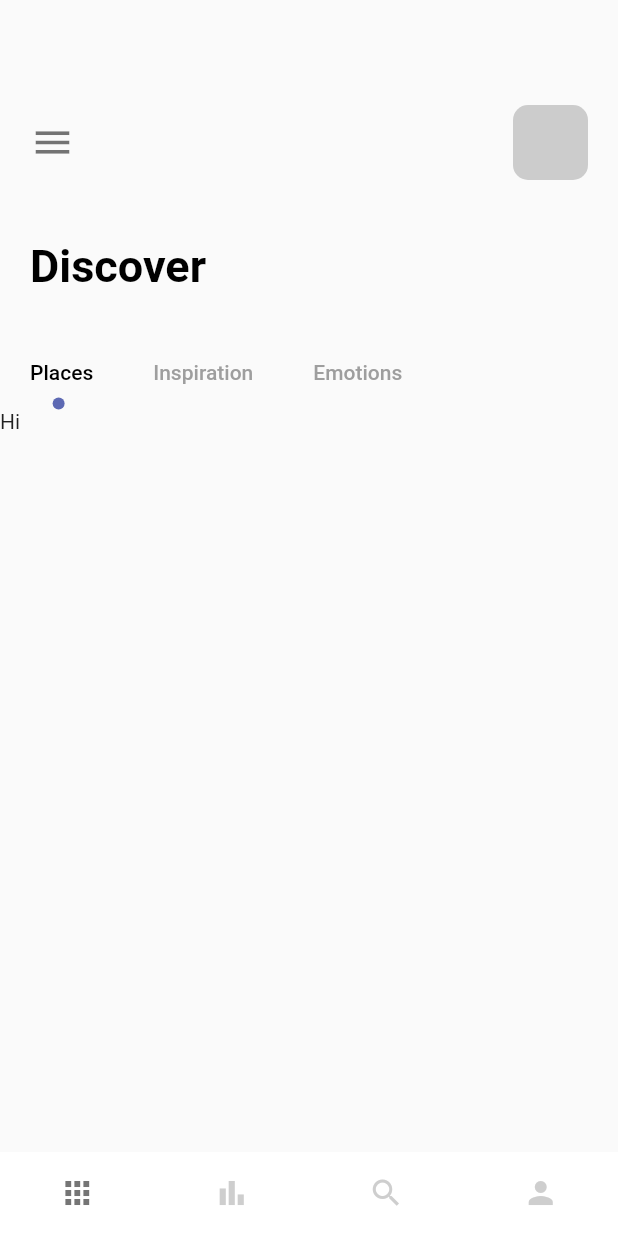
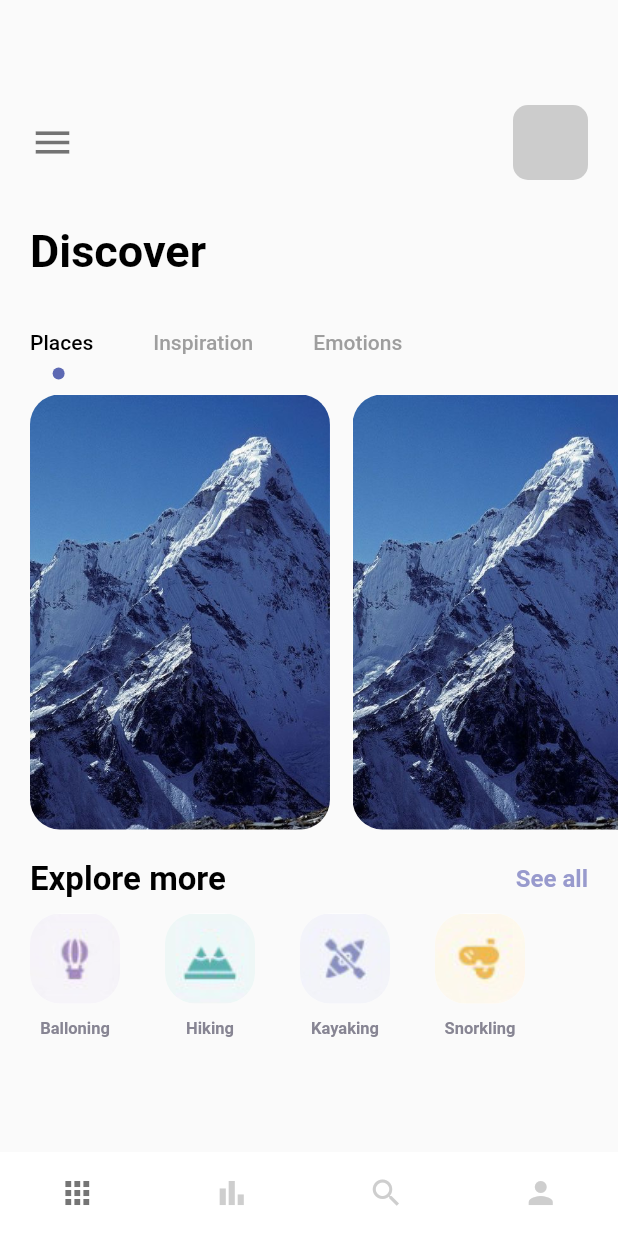
Before and after one commit to GzuPark/trailing_flutter, a Flutter app: the screen it shows after launch, on a phone screen of 412 x 824 dp. Run offline on Flutter 3.47's test engine with Material 2 defaults, Android fonts, the phone set to English and light mode, and no system bars.

```diff
--- a/lib/pages/navpages/home_page.dart
+++ b/lib/pages/navpages/home_page.dart
@@ -1,6 +1,7 @@
 import 'package:flutter/material.dart';
 import 'package:trailing_flutter/misc/colors.dart';
 import 'package:trailing_flutter/widgets/app_large_text.dart';
+import 'package:trailing_flutter/widgets/app_text.dart';
 
 class HomePage extends StatefulWidget {
   const HomePage({Key? key}) : super(key: key);
@@ -10,6 +11,13 @@ class HomePage extends StatefulWidget {
 }
 
 class _HomePageState extends State<HomePage> with TickerProviderStateMixin {
+  var images = {
+    'assets/img/balloning.png': 'Balloning',
+    'assets/img/hiking.png': 'Hiking',
+    'assets/img/kayaking.png': 'Kayaking',
+    'assets/img/snorkling.png': 'Snorkling',
+  };
+
   @override
   Widget build(BuildContext context) {
     TabController _tabController = TabController(length: 3, vsync: this);
@@ -36,16 +44,15 @@ class _HomePageState extends State<HomePage> with TickerProviderStateMixin {
               ],
             ),
           ),
-          const SizedBox(height: 40),
-          // discover
+          const SizedBox(height: 30),
+          // text - discover
           Container(
             margin: const EdgeInsets.only(left: 20),
             child: AppLargeText(text: 'Discover'),
           ),
-          const SizedBox(height: 30),
-          // tab bar
-          Container(
-            child: Align(
+          const SizedBox(height: 20),
+          // TabBar
+          Align(
             alignment: Alignment.centerLeft,
             child: TabBar(
               controller: _tabController, // required TickerProviderStateMixin & TabController
@@ -54,25 +61,90 @@ class _HomePageState extends State<HomePage> with TickerProviderStateMixin {
               labelPadding: const EdgeInsets.only(left: 20, right: 20),
               isScrollable: true, // work with Align(alignment: Alignment.centerLeft), it is tricky
               indicatorSize: TabBarIndicatorSize.label, // fit label line length with label size
-                indicator: CircleTabIndicator(color: AppColors.mainColor, radius: 4),
-                tabs: [
+              indicator: const CircleTabIndicator(color: AppColors.mainColor, radius: 4),
+              tabs: const [
                 Tab(text: 'Places'),
                 Tab(text: 'Inspiration'),
                 Tab(text: 'Emotions'),
               ],
             ),
           ),
-          ),
+          // images - TabBarView
           Container(
+            padding: const EdgeInsets.only(left: 20),
             height: 300,
             width: double.maxFinite,
             child: TabBarView(
               controller: _tabController, // required TickerProviderStateMixin & TabController
               children: [
-                Text('Hi'),
-                Text('There'),
-                Text('Bye'),
+                ListView.builder(
+                  itemCount: 3,
+                  scrollDirection: Axis.horizontal,
+                  itemBuilder: (BuildContext context, int index) {
+                    return Container(
+                      margin: const EdgeInsets.only(right: 15, top: 10),
+                      width: 200,
+                      height: 300,
+                      decoration: BoxDecoration(
+                        borderRadius: BorderRadius.circular(20),
+                        color: Colors.white,
+                        image: const DecorationImage(
+                          image: AssetImage('assets/img/mountain.jpeg'),
+                          fit: BoxFit.cover,
+                        ),
+                      ),
+                    );
+                  },
+                ),
+                const Text('There'),
+                const Text('Bye'),
               ],
+            ),
+          ),
+          const SizedBox(height: 20),
+          // text - explore more
+          Container(
+            margin: const EdgeInsets.only(left: 20, right: 20),
+            child: Row(
+              mainAxisAlignment: MainAxisAlignment.spaceBetween,
+              children: [
+                AppLargeText(text: 'Explore more', size: 22),
+                AppText(text: 'See all', color: AppColors.textColor1),
+              ],
+            ),
+          ),
+          const SizedBox(height: 10),
+          // images - categories
+          Container(
+            width: double.maxFinite,
+            height: 100,
+            margin: const EdgeInsets.only(left: 20),
+            child: ListView.builder(
+              itemCount: 4,
+              scrollDirection: Axis.horizontal,
+              itemBuilder: (_, index) {
+                return Container(
+                  margin: const EdgeInsets.only(right: 30),
+                  child: Column(
+                    children: [
+                      Container(
+                        width: 60,
+                        height: 60,
+                        decoration: BoxDecoration(
+                          borderRadius: BorderRadius.circular(20),
+                          color: Colors.white,
+                          image: DecorationImage(
+                            image: AssetImage(images.keys.elementAt(index)),
+                            fit: BoxFit.cover,
+                          ),
+                        ),
+                      ),
+                      const SizedBox(height: 10),
+                      AppText(text: images.values.elementAt(index), size: 11, color: AppColors.textColor2),
+                    ],
+                  ),
+                );
+              },
             ),
           ),
         ],
@@ -83,9 +155,9 @@ class _HomePageState extends State<HomePage> with TickerProviderStateMixin {
 
 class CircleTabIndicator extends Decoration {
   final Color color;
-  double radius;
+  final double radius;
 
-  CircleTabIndicator({required this.color, required this.radius});
+  const CircleTabIndicator({required this.color, required this.radius});
 
   @override
   BoxPainter createBoxPainter([VoidCallback? onChanged]) {
@@ -95,7 +167,7 @@ class CircleTabIndicator extends Decoration {
 
 class _CirclePainter extends BoxPainter {
   final Color color;
-  double radius;
+  final double radius;
 
   _CirclePainter({required this.color, required this.radius});
 
```
Lines whose indentation alone changed are shown as unchanged.
